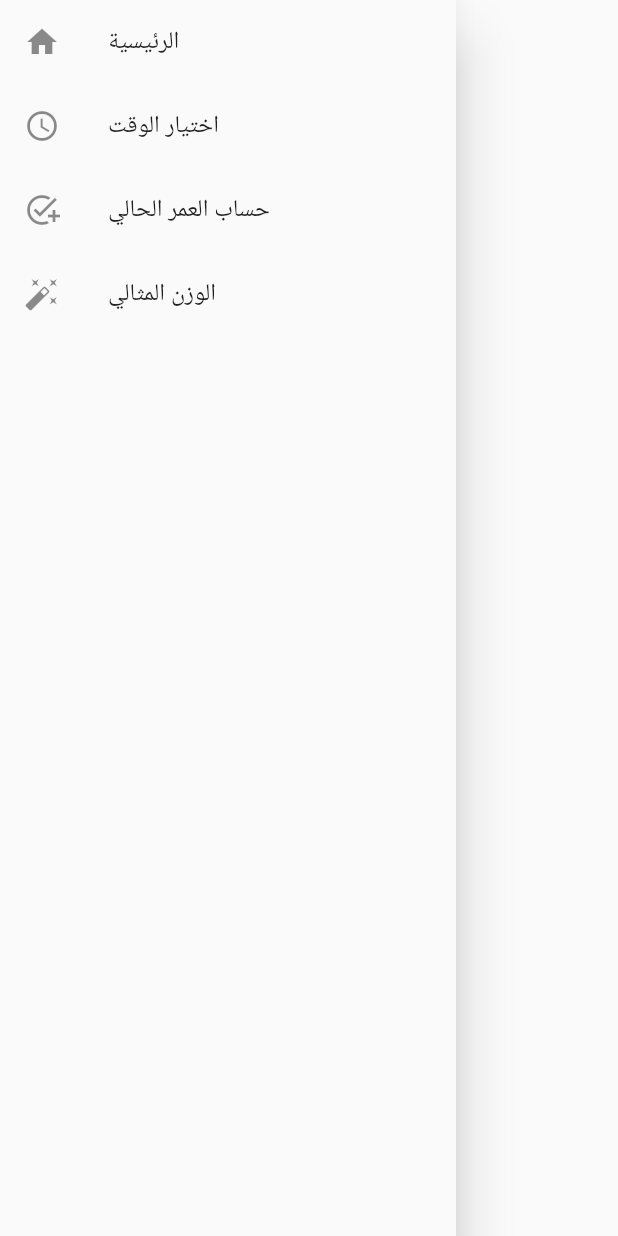
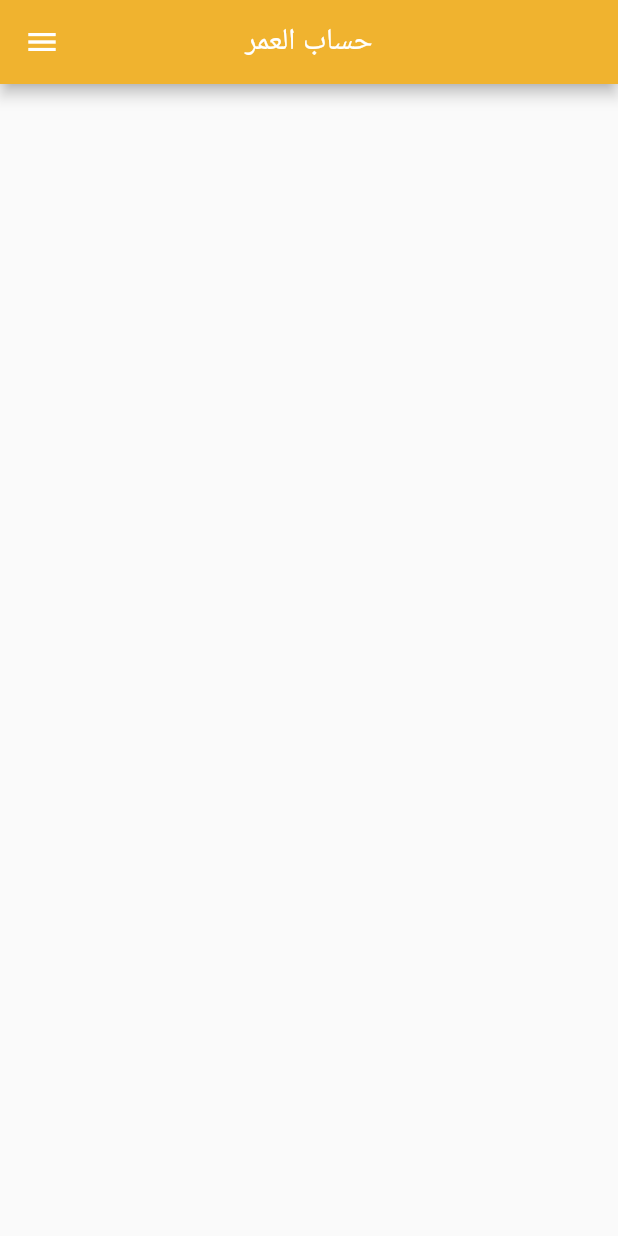
Before and after one commit to alikabi1394/AgeCalculation, a Flutter app: the MyDrawer widget shown alone on an empty page, opened directly, after a tap on "الوزن المثالي", on a phone screen of 412 x 824 dp. Run offline on Flutter 3.47's test engine with Material 2 defaults, Android fonts, the phone set to English and light mode, and no system bars.

Commit message:
Add the ideal

```diff
--- a/lib/MyDrawer.dart
+++ b/lib/MyDrawer.dart
@@ -2,6 +2,7 @@ import 'package:flutter/material.dart';
 import 'Home.dart';
 import 'MyProfile.dart';
 import 'Search.dart';
+import 'ideal.dart';
 
 class MyDrawer extends StatelessWidget {
   const MyDrawer({
@@ -29,6 +30,14 @@ class MyDrawer extends StatelessWidget {
         context,
         MaterialPageRoute(
           builder: (context) => Search(),
+        ));
+  }
+
+void idealScreen(BuildContext context) {
+    Navigator.push(
+        context,
+        MaterialPageRoute(
+          builder: (context) => Ideal(),
         ));
   }
 
@@ -67,5 +76,5 @@ class MyDrawer extends StatelessWidget {
     );
   }
 
-  idealScreen(BuildContext context) {}
+
 }
--- a/lib/ideal.dart
+++ b/lib/ideal.dart
@@ -1 +1,20 @@
 import 'package:flutter/material.dart';
+
+import 'MyDrawer.dart';
+
+
+class Ideal extends StatelessWidget {
+  const Ideal({super.key});
+
+  @override
+  Widget build(BuildContext context) {
+    return  MaterialApp(home: Scaffold(
+        appBar: AppBar(
+          title: Text("حساب العمر"),
+          centerTitle: true,
+          backgroundColor: Color.fromARGB(255, 240, 179, 47),
+        ),
+         drawer: MyDrawer(),
+    ));
+  }
+}
```
